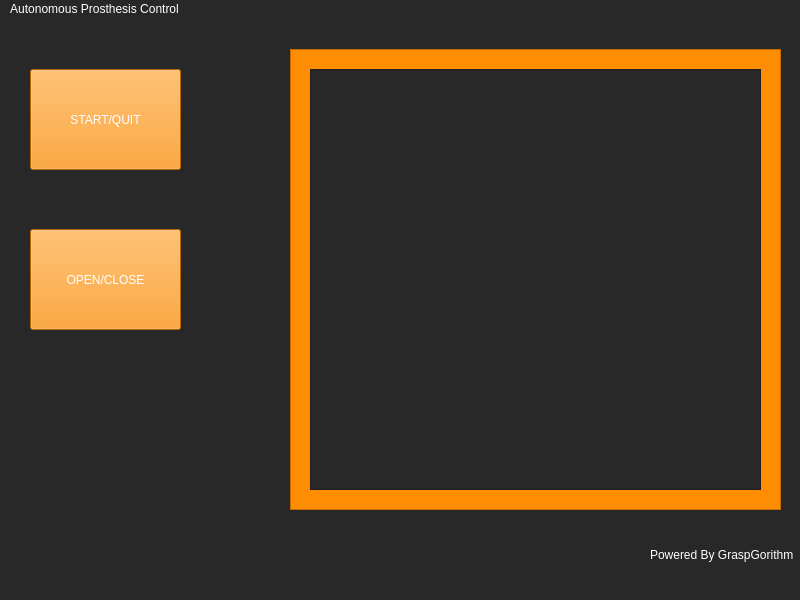
Old version of the form mainwindow.ui in the repository kapper24/P4_project.
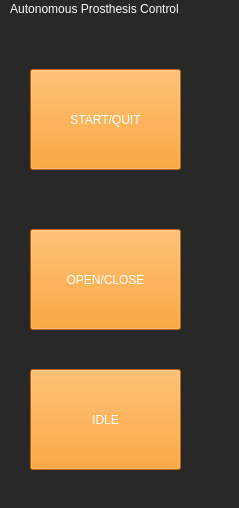
New version of the form.

Diff of the .ui file:
```diff
--- a/mainwindow.ui
+++ b/mainwindow.ui
@@ -6,8 +6,8 @@
    <rect>
     <x>0</x>
     <y>0</y>
-    <width>800</width>
-    <height>600</height>
+    <width>239</width>
+    <height>508</height>
    </rect>
   </property>
   <property name="windowTitle">
@@ -344,14 +344,33 @@
      </property>
     </widget>
    </widget>
+   <widget class="QPushButton" name="IdleButton">
+    <property name="geometry">
+     <rect>
+      <x>30</x>
+      <y>350</y>
+      <width>151</width>
+      <height>101</height>
+     </rect>
+    </property>
+    <property name="styleSheet">
+     <string notr="true">font: 75 16pt &quot;MS Shell Dlg 2&quot;;
+background-color: rgb(255, 141, 1);
+
+color: rgb(255, 255, 255);</string>
+    </property>
+    <property name="text">
+     <string>IDLE</string>
+    </property>
+   </widget>
   </widget>
   <widget class="QMenuBar" name="menubar">
    <property name="geometry">
     <rect>
      <x>0</x>
      <y>0</y>
-     <width>800</width>
-     <height>22</height>
+     <width>239</width>
+     <height>26</height>
     </rect>
    </property>
    <widget class="QMenu" name="menuAutonomous_Prosthesis_Control">
```
